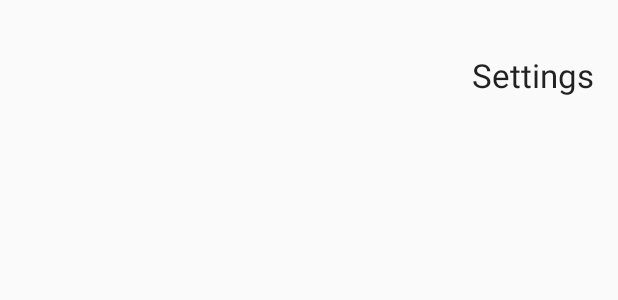
After one commit to rwells71/TestAndroidStudioGithub, an Android app: the layout fragment_main.xml on its own in the app's theme, with its tools: preview values and no code run, on a phone screen of 412 x 824 dp. The commit adds this screen. Shown: the top 300 px of the screen. Run offline under Robolectric (Android 15) with nearby library versions, the phone set to English and light mode, and no system bars.

Commit message:
Added start-up project.  App doesn't do anything, but it runs on my Nexus 4.

```diff
--- /dev/null
+++ b/app/src/main/res/layout/activity_main.xml
@@ -0,0 +1,4 @@
+<android.support.v4.view.ViewPager xmlns:android="http://schemas.android.com/apk/res/android"
+    xmlns:tools="http://schemas.android.com/tools" android:id="@+id/pager"
+    android:layout_width="match_parent" android:layout_height="match_parent"
+    tools:context="program.wells.programandroidstudiogithub.MainActivity" />
--- /dev/null
+++ b/app/src/main/res/layout/fragment_main.xml
@@ -0,0 +1,22 @@
+<RelativeLayout xmlns:android="http://schemas.android.com/apk/res/android"
+    xmlns:tools="http://schemas.android.com/tools" android:layout_width="match_parent"
+    android:layout_height="match_parent" android:paddingLeft="@dimen/activity_horizontal_margin"
+    android:paddingRight="@dimen/activity_horizontal_margin"
+    android:paddingTop="@dimen/activity_vertical_margin"
+    android:paddingBottom="@dimen/activity_vertical_margin"
+    tools:context="program.wells.programandroidstudiogithub.MainActivity$PlaceholderFragment">
+
+    <TextView android:id="@+id/section_label" android:layout_width="wrap_content"
+        android:layout_height="wrap_content" />
+
+    <TextView
+        android:layout_width="wrap_content"
+        android:layout_height="wrap_content"
+        android:textAppearance="?android:attr/textAppearanceLarge"
+        android:text="Settings"
+        android:id="@+id/textView"
+        android:layout_below="@+id/section_label"
+        android:layout_alignParentRight="true"
+        android:layout_alignParentEnd="true" />
+
+</RelativeLayout>
--- /dev/null
+++ b/app/src/main/res/values-w820dp/dimens.xml
@@ -0,0 +1,6 @@
+<resources>
+    <!-- Example customization of dimensions originally defined in res/values/dimens.xml
+         (such as screen margins) for screens with more than 820dp of available width. This
+         would include 7" and 10" devices in landscape (~960dp and ~1280dp respectively). -->
+    <dimen name="activity_horizontal_margin">64dp</dimen>
+</resources>
--- /dev/null
+++ b/app/src/main/res/values/dimens.xml
@@ -0,0 +1,5 @@
+<resources>
+    <!-- Default screen margins, per the Android Design guidelines. -->
+    <dimen name="activity_horizontal_margin">16dp</dimen>
+    <dimen name="activity_vertical_margin">16dp</dimen>
+</resources>
--- a/app/src/main/res/xml/pref_headers.xml
+++ b/app/src/main/res/xml/pref_headers.xml
@@ -3,15 +3,15 @@
     <!-- These settings headers are only used on tablets. -->
 
     <header
-        android:fragment="test.wells.testandroidstudiogithub.SettingsActivity$GeneralPreferenceFragment"
+        android:fragment="test.wells.programandroidstudiogithub.SettingsActivity$GeneralPreferenceFragment"
         android:title="@string/pref_header_general" />
 
     <header
-        android:fragment="test.wells.testandroidstudiogithub.SettingsActivity$NotificationPreferenceFragment"
+        android:fragment="test.wells.programandroidstudiogithub.SettingsActivity$NotificationPreferenceFragment"
         android:title="@string/pref_header_notifications" />
 
     <header
-        android:fragment="test.wells.testandroidstudiogithub.SettingsActivity$DataSyncPreferenceFragment"
+        android:fragment="test.wells.programandroidstudiogithub.SettingsActivity$DataSyncPreferenceFragment"
         android:title="@string/pref_header_data_sync" />
 
 </preference-headers>
```
Also changed, not shown: app/src/main/AndroidManifest.xml (+9 -1 lines), app/src/main/java/program/wells/programandroidstudiogithub/MainActivity.java (added, +151 -0 lines), app/src/main/java/test/wells/testandroidstudiogithub/SettingsActivity.java (deleted, +0 -194 lines), app/src/main/res/menu/menu_main.xml (added, +7 -0 lines), app/src/main/res/values/strings.xml (+9 -0 lines), 3 other files.
